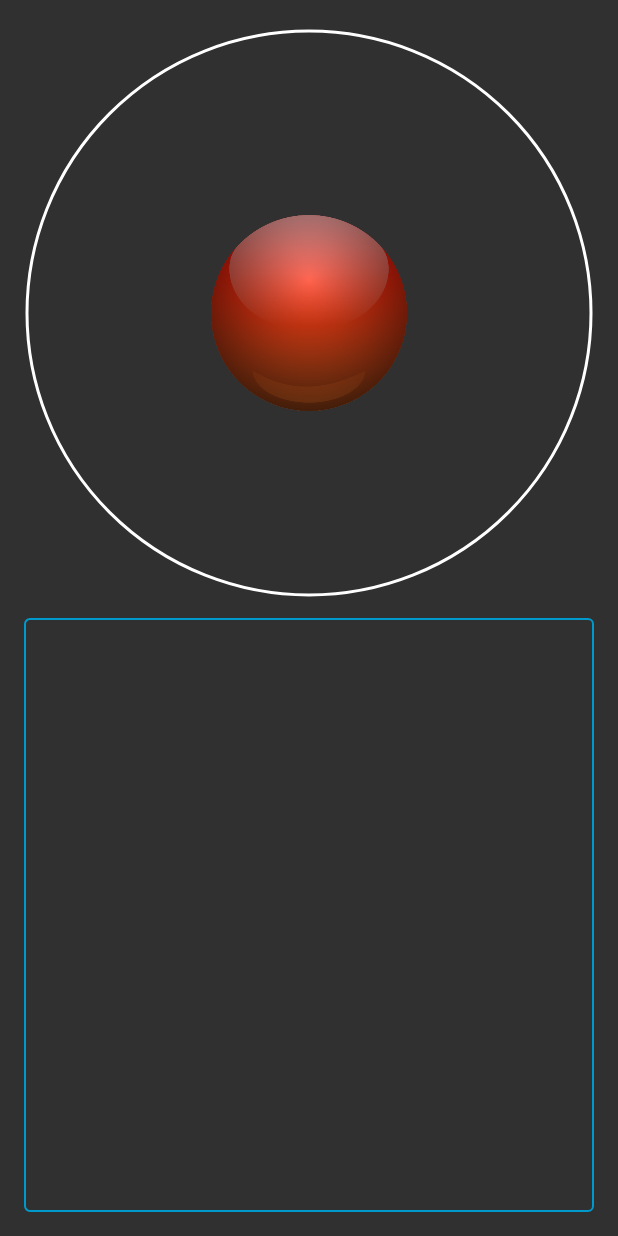
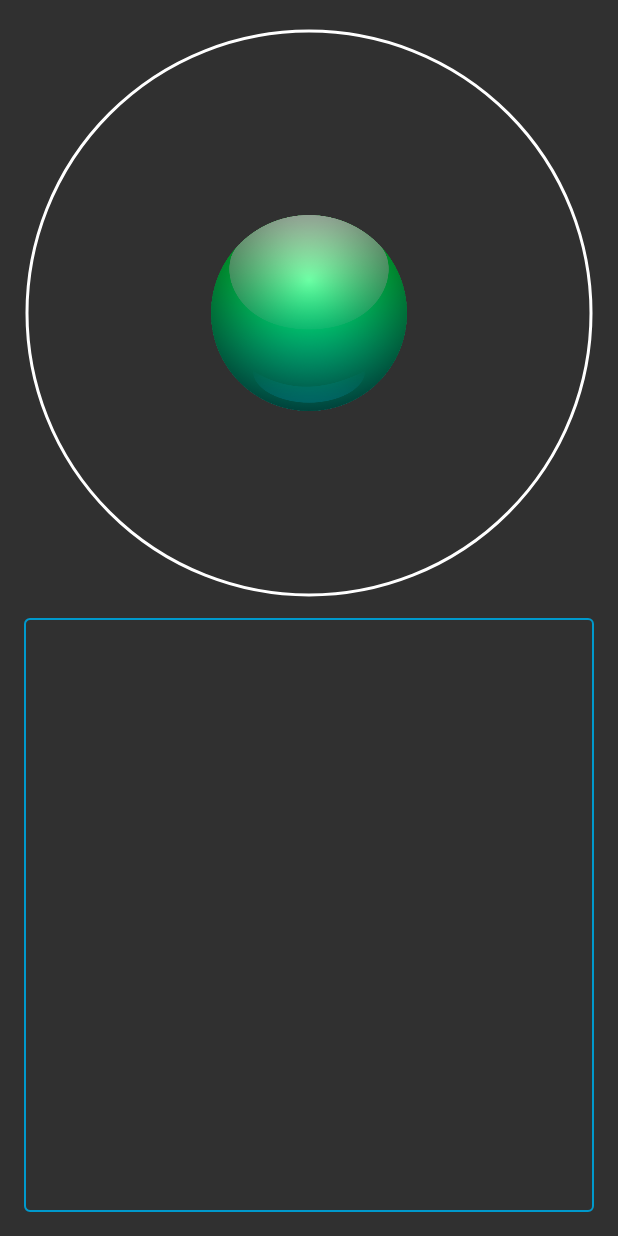
Before and after one commit to khreenberg/android-segoway, an Android app: the screen it shows after launch (MainActivity), on a phone screen of 412 x 824 dp. Run offline under Robolectric (Android 15) with nearby library versions, the phone set to English and light mode, and no system bars.

Commit message:
Adds gui for accelerometer controls, and fixes a few irregularities.

```diff
--- a/ControllerApp/app/src/main/java/khr/easv/pokebotcontroller/app/gui/activities/MainActivity.java
+++ b/ControllerApp/app/src/main/java/khr/easv/pokebotcontroller/app/gui/activities/MainActivity.java
@@ -8,6 +8,7 @@ import android.widget.Toast;
 
 import khr.easv.pokebotcontroller.app.R;
 import khr.easv.pokebotcontroller.app.entities.LogEntry;
+import khr.easv.pokebotcontroller.app.gui.fragments.AccelerometerControlFragment;
 import khr.easv.pokebotcontroller.app.gui.fragments.ButtonControlFragment;
 import khr.easv.pokebotcontroller.app.gui.fragments.JoystickControlFragment;
 import khr.easv.pokebotcontroller.app.gui.fragments.LogFragment;
@@ -57,13 +58,16 @@ public class MainActivity extends FragmentActivity implements LogFragment.OnLogE
     }
 
     void setupFragments(){
-//        ButtonControlFragment buttonControlFragment = new ButtonControlFragment();
+        // TODO: Clean this up when done testing
+        ButtonControlFragment buttonControlFragment = new ButtonControlFragment();
         JoystickControlFragment joystickControlFragment = new JoystickControlFragment();
+        AccelerometerControlFragment accelerometerControlFragment = new AccelerometerControlFragment();
         LogFragment logFragment = new LogFragment();
         getSupportFragmentManager()
                 .beginTransaction()
 //                .add(R.id.controllerFragmentContainer, buttonControlFragment)
-                .add(R.id.controllerFragmentContainer, joystickControlFragment)
+//                .add(R.id.controllerFragmentContainer, joystickControlFragment)
+                .add(R.id.controllerFragmentContainer, accelerometerControlFragment)
                 .add(R.id.logFragmentContainer, logFragment)
                 .commit();
     }
--- /dev/null
+++ b/ControllerApp/app/src/main/java/khr/easv/pokebotcontroller/app/gui/fragments/AccelerometerControlFragment.java
@@ -0,0 +1,26 @@
+package khr.easv.pokebotcontroller.app.gui.fragments;
+
+import android.os.Bundle;
+import android.support.v4.app.Fragment;
+import android.view.LayoutInflater;
+import android.view.View;
+import android.view.ViewGroup;
+
+import khr.easv.pokebotcontroller.app.R;
+
+public class AccelerometerControlFragment extends Fragment {
+
+
+    public AccelerometerControlFragment() {
+        // Required empty public constructor
+    }
+
+
+    @Override
+    public View onCreateView(LayoutInflater inflater, ViewGroup container,
+                             Bundle savedInstanceState) {
+        // Inflate the layout for this fragment
+        return inflater.inflate(R.layout.fragment_accelerometer_control, container, false);
+    }
+
+}
--- /dev/null
+++ b/ControllerApp/app/src/main/java/khr/easv/pokebotcontroller/app/gui/views/AccelerometerControlView.java
@@ -0,0 +1,66 @@
+package khr.easv.pokebotcontroller.app.gui.views;
+
+import android.content.Context;
+import android.hardware.Sensor;
+import android.hardware.SensorEvent;
+import android.hardware.SensorEventListener;
+import android.hardware.SensorManager;
+import android.util.AttributeSet;
+
+import khr.easv.pokebotcontroller.app.R;
+
+public class AccelerometerControlView extends AbstractKnobView implements SensorEventListener{
+
+    private static final float GRAVITY_CONSTANT = 9.8f;
+
+    private SensorManager _sensorManager;
+    private Sensor _accelerometer;
+
+    private float _x, _y;
+
+    public AccelerometerControlView(Context context) {
+        super(context);
+        init();
+    }
+
+    public AccelerometerControlView(Context context, AttributeSet attrs) {
+        super(context, attrs);
+        init();
+    }
+
+    public AccelerometerControlView(Context context, AttributeSet attrs, int defStyle) {
+        super(context, attrs, defStyle);
+        init();
+    }
+
+    private void init(){
+        _sensorManager = (SensorManager) getContext().getSystemService(Context.SENSOR_SERVICE);
+        _accelerometer = _sensorManager.getDefaultSensor(Sensor.TYPE_ACCELEROMETER);
+        _sensorManager.registerListener(this, _accelerometer, SensorManager.SENSOR_DELAY_FASTEST);
+    }
+
+    @Override
+    protected int getKnobX() {
+        return (int) (_x * (radius / GRAVITY_CONSTANT));
+    }
+
+    @Override
+    protected int getKnobY() {
+        return (int) (_y * (radius / GRAVITY_CONSTANT));
+    }
+
+    @Override
+    public void onSensorChanged(SensorEvent event) {
+        _x = -event.values[0];
+        _y = event.values[1];
+        updateKnobPosition();
+    }
+
+    @Override
+    public void onAccuracyChanged(Sensor sensor, int accuracy) { /* Do nothing */ }
+
+    @Override
+    protected int getDefaultKnobDrawableID() {
+        return R.drawable.knob_green;
+    }
+}
--- a/ControllerApp/app/src/main/java/khr/easv/pokebotcontroller/app/gui/views/OnScreenJoystickView.java
+++ b/ControllerApp/app/src/main/java/khr/easv/pokebotcontroller/app/gui/views/OnScreenJoystickView.java
@@ -49,6 +49,6 @@ public class OnScreenJoystickView extends AbstractKnobView {
 
     @Override
     protected int getDefaultKnobDrawableID() {
-        return R.drawable.joyknob;
+        return R.drawable.knob_red;
     }
 }
--- /dev/null
+++ b/ControllerApp/app/src/main/res/layout/fragment_accelerometer_control.xml
@@ -0,0 +1,16 @@
+<FrameLayout xmlns:android="http://schemas.android.com/apk/res/android"
+    xmlns:app="http://schemas.android.com/apk/res-auto"
+    xmlns:tools="http://schemas.android.com/tools"
+    android:layout_width="match_parent"
+    android:layout_height="match_parent"
+    tools:context="khr.easv.pokebotcontroller.app.gui.fragments.AccelerometerControlFragment">
+
+
+    <khr.easv.pokebotcontroller.app.gui.views.AccelerometerControlView
+        android:layout_width="match_parent"
+        android:layout_height="match_parent"
+        app:frameStrokeWidth="3"
+        app:knobRelativeSize=".35"
+        android:layout_gravity="center"/>
+
+</FrameLayout>
```
Also changed, not shown: ControllerApp/app/src/main/java/khr/easv/pokebotcontroller/app/gui/views/AbstractKnobView.java (+5 -3 lines), ControllerApp/app/src/main/res/drawable-nodpi/knob_blue.png (renamed from ControllerApp/app/src/main/res/drawable-nodpi/externalknob.png), ControllerApp/app/src/main/res/drawable-nodpi/knob_green.png (renamed from ControllerApp/app/src/main/res/drawable-nodpi/accelknob.png), ControllerApp/app/src/main/res/drawable-nodpi/knob_red.png (renamed from ControllerApp/app/src/main/res/drawable-nodpi/joyknob.png).
